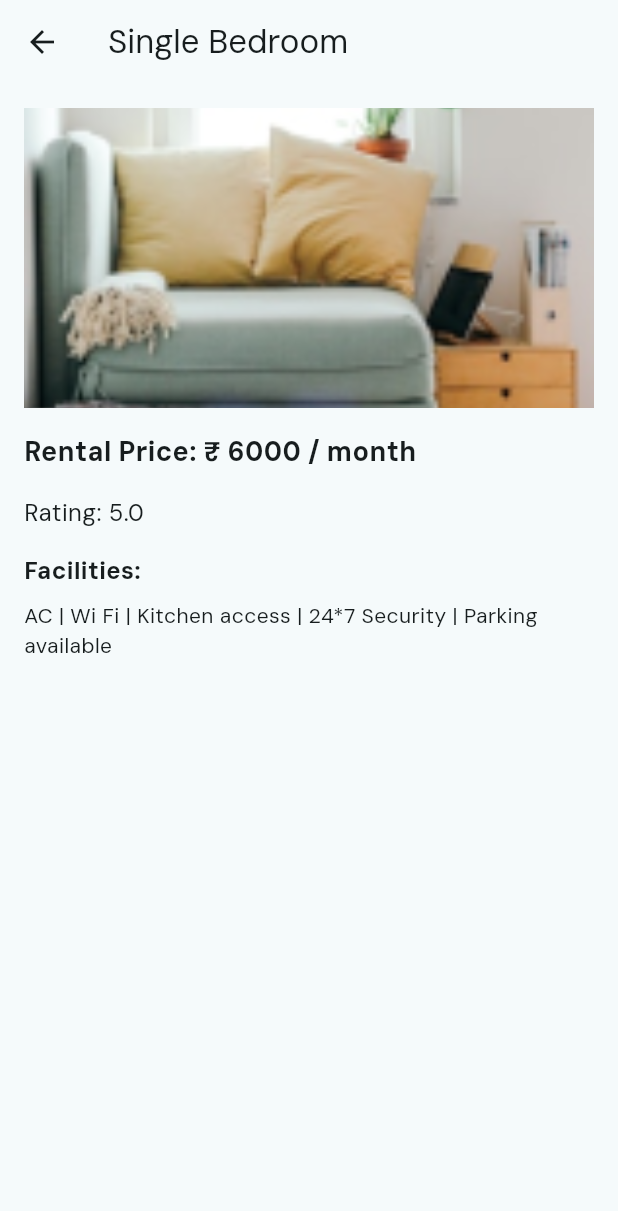
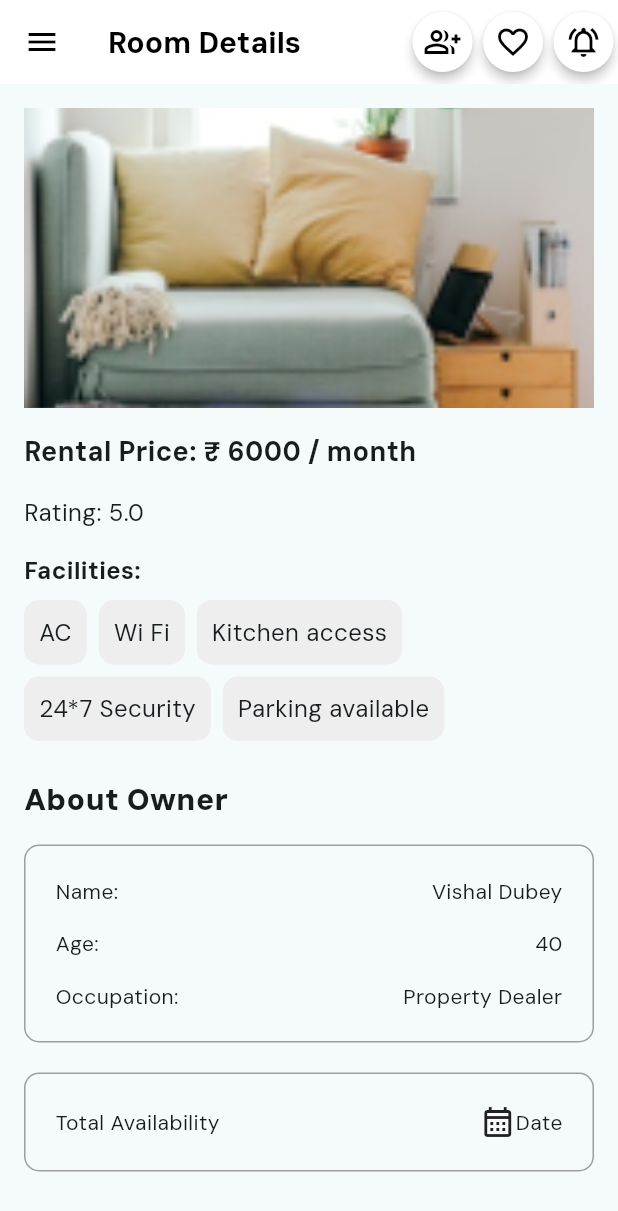
Before and after one commit to adahaggarwal/repdun, a Flutter app: the Pgresults screen opened directly with empty values, after a tap on "Single Bedroom", on a phone screen of 412 x 824 dp. Shown: the top 1211 px of the screen. Run offline on Flutter 3.47's test engine with Material 3 defaults, Android fonts, the phone set to English and light mode, and no system bars.

Commit message:
added date picker

```diff
--- a/lib/screens/roomDetails.dart
+++ b/lib/screens/roomDetails.dart
@@ -1,6 +1,9 @@
 import 'package:flutter/material.dart';
+import 'package:repdun/widgets/_buildAppBar.dart';
+import 'package:repdun/widgets/headText.dart';
 
-class Roomdetails extends StatelessWidget {
+
+class Roomdetails extends StatefulWidget {
   final String imageAsset;
   final String category;
   final double rating;
@@ -16,27 +19,48 @@ class Roomdetails extends StatelessWidget {
   });
 
   @override
+  State<Roomdetails> createState() => _RoomdetailsState();
+}
+
+class _RoomdetailsState extends State<Roomdetails> {
+  DateTime ? selectedDate;
+
+  Future <void> _chooseD(BuildContext context) async{
+    final DateTime? picked = await showDatePicker(
+      context: context,
+      initialDate: DateTime.now(),
+      firstDate: DateTime(2000),
+      lastDate: DateTime(2100)
+      );
+      if (picked !=null && picked !=selectedDate){
+        setState((){
+          selectedDate=picked;
+        });
+      }
+
+  }
+
+  @override
   Widget build(BuildContext context) {
     return Scaffold(
-      appBar: AppBar(
-        title: Text(category),
-      ),
-      body: Padding(
+      appBar: CustomAppBar(title: "Room Details"),
+      body: SingleChildScrollView(
+        child: Padding(
           padding: const EdgeInsets.all(16.0),
           child: Column(
             crossAxisAlignment: CrossAxisAlignment.start,
             children: [
               Center(
-              child: Image.asset(imageAsset, height: 200, width: double.infinity, fit: BoxFit.cover),
+                child: Image.asset(widget.imageAsset, height: 200, width: double.infinity, fit: BoxFit.cover),
               ),
               SizedBox(height: 16),
               Text(
-              'Rental Price: ₹ $rentalPrice / month',
+                'Rental Price: ₹ ${widget.rentalPrice} / month',
                 style: TextStyle(fontSize: 18, fontWeight: FontWeight.bold),
               ),
               SizedBox(height: 16),
               Text(
-              'Rating: $rating',
+                'Rating: ${widget.rating}',
                 style: TextStyle(fontSize: 16),
               ),
               SizedBox(height: 16),
@@ -45,8 +69,98 @@ class Roomdetails extends StatelessWidget {
                 style: TextStyle(fontSize: 16, fontWeight: FontWeight.bold),
               ),
               SizedBox(height: 8),
-            Text(services.join(" | "), style: TextStyle(fontSize: 14)),
+
+              Wrap(
+                spacing: 8.0, // Horizontal space between items
+                runSpacing: 8.0, // Vertical space between lines
+                children: widget.services.map((service) => Container(
+                  padding: EdgeInsets.all(10),
+                  decoration: BoxDecoration(
+                    borderRadius: BorderRadius.circular(10),
+                    color: Colors.grey[200],
+                  ),
+                  child: Text(service, style: TextStyle(fontSize: 16)),
+                )).toList(),
+              ),
+              SizedBox(height: 25,),
+              Headtext(text: "About Owner"),
+              SizedBox(height: 15,),
+
+              Container(
+                padding: EdgeInsets.all(20),
+                decoration: BoxDecoration(
+                  borderRadius: BorderRadius.circular(10),
+
+                  border: Border.all(
+                    color: Colors.grey
+                  )
+                ),
+                child: Column(
+                  children: [
+                    Row(
+                      children: [
+                        Text("Name:"),
+                        Spacer(),
+                        Text("Vishal Dubey")
                       ],
+                    ),
+                    SizedBox(height: 15,),
+
+                    Row(
+                      children: [
+                        Text("Age:"),
+                        Spacer(),
+                        Text("40")
+                      ],
+                    ),
+                  SizedBox(height: 15,),
+
+                    Row(
+                      children: [
+                        Text("Occupation:"),
+                        Spacer(),
+                        Text("Property Dealer")
+                      ],
+                    ),
+
+                  ],
+                ),
+              ),
+
+              SizedBox(height: 20,),
+              Container(
+                 padding: EdgeInsets.all(20),
+                decoration: BoxDecoration(
+                  borderRadius: BorderRadius.circular(10),
+
+                  border: Border.all(
+                    color: Colors.grey
+                  )
+                ),
+
+                child: Column(
+                  children: [
+                    Row(children: [
+                      Text("Total Availability"),
+                      Spacer(),
+                      GestureDetector(
+                        onTap: (){
+                          _chooseD(context);
+                        },
+                        child: Icon(
+                          Icons.calendar_month_outlined),
+                      ),
+                      Text(
+                        selectedDate!=null ? "${selectedDate}/${selectedDate!.month}/${selectedDate!.year}"
+                        : "Date"
+                      ),
+                    ],
+                    )
+                  ],
+                ),
+              )
+            ],
+          ),
         ),
       ),
     );
--- a/lib/widgets/_buildAppBar.dart
+++ b/lib/widgets/_buildAppBar.dart
@@ -34,7 +34,7 @@ class CustomAppBar extends StatelessWidget implements PreferredSizeWidget {
   Size get preferredSize => Size.fromHeight(kToolbarHeight);
 }
 
-// Reusable IconWithBackground Widget
+
 class IconWithBackground extends StatelessWidget {
   final IconData icon;
 
@@ -47,9 +47,9 @@ class IconWithBackground extends StatelessWidget {
       child: Material(
         shape: CircleBorder(),
         elevation: 3,
-        color: Colors.white, // Background color
+        color: Colors.white,
         child: Padding(
-          padding: const EdgeInsets.all(8.0), // Adjusts the size of the circle
+          padding: const EdgeInsets.all(8.0),
           child: Icon(
             icon,
             color: Colors.black,
--- a/pubspec.yaml
+++ b/pubspec.yaml
@@ -39,6 +39,7 @@ dependencies:
 dev_dependencies:
   flutter_test:
     sdk: flutter
+  intl: ^0.18.0
 
   # The "flutter_lints" package below contains a set of recommended lints to
   # encourage good coding practices. The lint set provided by the package is
```
Also changed, not shown: pubspec.lock. Lines whose indentation alone changed are shown as unchanged.
